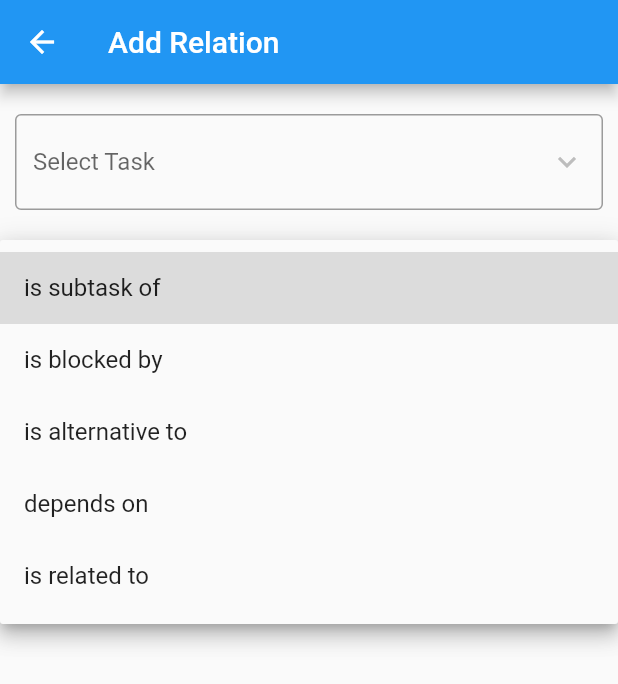
After one commit to prakharjn28/tasksmanager, a Flutter app: the AddRelationship screen opened by its route, after a tap on "Add new relation", on a phone screen of 412 x 824 dp. The commit adds this screen. Shown: the top 684 px of the screen. Run offline on Flutter 3.47's test engine with Material 2 defaults, Android fonts, the phone set to English and light mode, and no system bars; missing offline and left inert: dart:ffi.

Commit message:
Add relationship data

```diff
--- a/lib/models/TaskModel.dart
+++ b/lib/models/TaskModel.dart
@@ -1,15 +1,18 @@
 import 'package:tasksmanager/models/TaskRelationship.dart';
 
 class TaskModel {
+  int? id;
   String? title;
   String? description;
   String? status;
   DateTime? time;
+  List<TaskRelationship>? relatedTasks;
 
-  TaskModel({
-    required this.title,
-    required this.description,
-    required this.status,
-    this.time,
-  });
+  TaskModel(
+      {required this.id,
+      required this.title,
+      required this.description,
+      required this.status,
+      this.time,
+      this.relatedTasks});
 }
--- a/lib/models/TaskRelationship.dart
+++ b/lib/models/TaskRelationship.dart
@@ -2,10 +2,10 @@ import 'TaskModel.dart';
 
 class TaskRelationship {
   final TaskModel relatedTask;
-  String label;
+  String relation;
 
   TaskRelationship({
     required this.relatedTask,
-    this.label = "",
+    this.relation = "",
   });
 }
--- a/lib/provider/taskProvider.dart
+++ b/lib/provider/taskProvider.dart
@@ -26,13 +26,18 @@ class TaskProvider extends ChangeNotifier {
     notifyListeners();
   }
 
-  // void addRelationship(TaskModel task, TaskRelationship relationship) {
-  //   task.relationships.add(relationship);
-  //   notifyListeners();
-  // }
+  void addRelationship(TaskModel task, List<TaskRelationship> relatedTask) {
+    task.relatedTasks = relatedTask;
+    notifyListeners();
+  }
 
-  // void removeRelationship(TaskModel task, TaskRelationship relationship) {
-  //   task.relationships.remove(relationship);
-  //   notifyListeners();
-  // }
+  void editRelationship(TaskModel task, List<TaskRelationship> relatedTask) {
+    task.relatedTasks = relatedTask;
+    notifyListeners();
+  }
+
+  void removeRelationship(TaskModel task, TaskRelationship relationship) {
+    task.relatedTasks!.remove(relationship);
+    notifyListeners();
+  }
 }
--- a/lib/routes.dart
+++ b/lib/routes.dart
@@ -1,13 +1,15 @@
 import 'package:flutter/material.dart';
-import 'package:tasksmanager/create_task.dart';
+import 'package:tasksmanager/screens/add_relationship.dart';
+import 'package:tasksmanager/screens/create_task.dart';
 
 class Routes {
   Routes._(); //this is to prevent anyone from instantiate this object
 
   static const String createTask = '/createTask';
+  static const String addRelation = '/addRelation';
 
   static final routes = <String, WidgetBuilder>{
-
     createTask: (BuildContext context) => CreateTask(),
+    addRelation: (context) => AddRelationship()
   };
 }
--- /dev/null
+++ b/lib/screens/add_relationship.dart
@@ -0,0 +1,157 @@
+import 'package:flutter/material.dart';
+import 'package:provider/provider.dart';
+import 'package:tasksmanager/models/TaskModel.dart';
+import 'package:tasksmanager/models/TaskRelationship.dart';
+
+import '../provider/taskProvider.dart';
+
+const List<String> relations = [
+  'is subtask of',
+  'is blocked by',
+  'is alternative to',
+  'depends on',
+  'is related to'
+];
+
+class AddRelationship extends StatefulWidget {
+  final String? relation;
+  final TaskModel? task;
+  const AddRelationship({super.key, this.relation, this.task});
+
+  @override
+  State<AddRelationship> createState() => _AddRelationship();
+}
+
+class _AddRelationship extends State<AddRelationship>
+    with InputValidationMixin {
+  final formKey = GlobalKey<FormState>();
+  String? relation;
+  TaskModel? task;
+
+  @override
+  void initState() {
+    super.initState();
+    setState(() {
+      relation = widget.relation;
+      task = widget.task;
+    });
+  }
+
+  void onChange(value) {
+    setState(() {
+      task = value;
+    });
+  }
+
+  @override
+  Widget build(BuildContext context) {
+    var tasksProvider = Provider.of<TaskProvider>(context);
+    var taskList = tasksProvider.tasks;
+
+    return Scaffold(
+      appBar: AppBar(
+        title: const Text("Add Relation"),
+      ),
+      body: Padding(
+        padding: const EdgeInsets.all(10),
+        child: Form(
+          key: formKey,
+          child: Column(
+            mainAxisAlignment: MainAxisAlignment.start,
+            crossAxisAlignment: CrossAxisAlignment.start,
+            children: <Widget>[
+              Padding(
+                  padding: const EdgeInsets.symmetric(vertical: 10),
+                  child: DropdownButtonFormField(
+                    value: task,
+                    hint: const Text('Select Task'),
+                    validator: (val) {
+                      // if (isStatusValid(val!)) {
+                      //   return null;
+                      // } else {
+                      //   return "Please select the status of the task";
+                      // }
+                    },
+                    icon: const Icon(Icons.keyboard_arrow_down),
+                    // Array list of items
+                    items: taskList.map((TaskModel items) {
+                      return DropdownMenuItem(
+                        value: items,
+                        child: Text(items.title!),
+                      );
+                    }).toList(),
+                    // After selecting the desired option,it will
+                    // change button value to selected value
+                    onChanged: onChange,
+                    isExpanded: true,
+                    decoration: const InputDecoration(
+                      border: OutlineInputBorder(),
+                    ),
+                  )),
+              Padding(
+                  padding: const EdgeInsets.symmetric(vertical: 10),
+                  child: DropdownButtonFormField(
+                    value: relation,
+                    hint: Text('Add new relation'),
+                    // Down Arrow Icon
+                    validator: (val) {
+                      if (isRelationValid(val!)) {
+                        return null;
+                      } else {
+                        return "Please select the relation with the task";
+                      }
+                    },
+                    icon: const Icon(Icons.keyboard_arrow_down),
+                    // Array list of items
+                    items: relations.map((String items) {
+                      return DropdownMenuItem(
+                        value: items,
+                        child: Text(items),
+                      );
+                    }).toList(),
+                    // After selecting the desired option,it will
+                    // change button value to selected value
+                    onChanged: (String? newValue) {
+                      setState(() {
+                        relation = newValue!;
+                      });
+                    },
+                    isExpanded: true,
+                    decoration: const InputDecoration(
+                        border: OutlineInputBorder(),
+                        hintText: "Select Relation"),
+                  )),
+              Center(
+                child: Padding(
+                  padding: const EdgeInsets.symmetric(vertical: 10),
+                  child: ElevatedButton(
+                    style: ElevatedButton.styleFrom(),
+                    onPressed: (() {
+                      Navigator.pop(
+                          context,
+                          TaskRelationship(
+                              relatedTask: task!, relation: relation!));
+                    }),
+                    child: const Text(
+                      "Submit",
+                      style: TextStyle(
+                          color: Colors.white,
+                          fontSize: 24,
+                          fontWeight: FontWeight.bold),
+                    ),
+                    // style: ElevatedButton.,
+                  ),
+                ),
+              )
+            ],
+          ),
+        ),
+      ),
+    );
+  }
+}
+
+// #For Validation
+mixin InputValidationMixin {
+  bool isRelationValid(String sta) => sta != relations.first;
+}
```
Also changed, not shown: lib/main.dart (+5 -35 lines), lib/screens/create_task.dart (renamed from lib/create_task.dart, +121 -37 lines), lib/screens/home.dart (renamed from lib/home.dart, +23 -8 lines), lib/screens/relationshipList.dart (added, +76 -0 lines).
